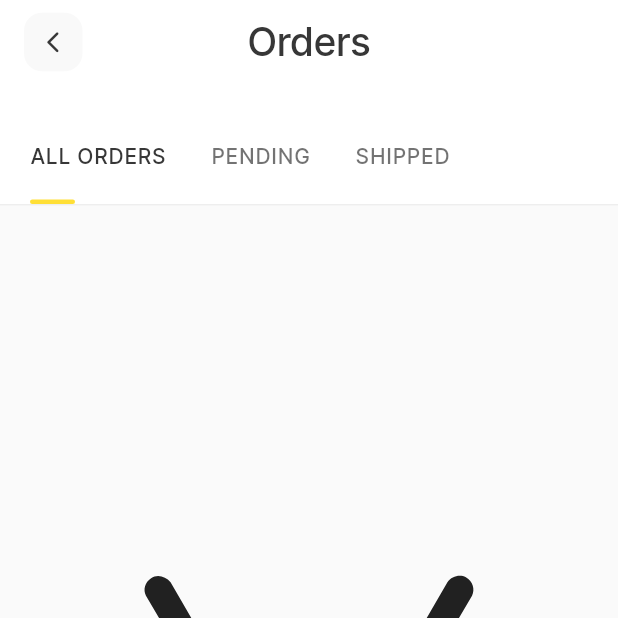
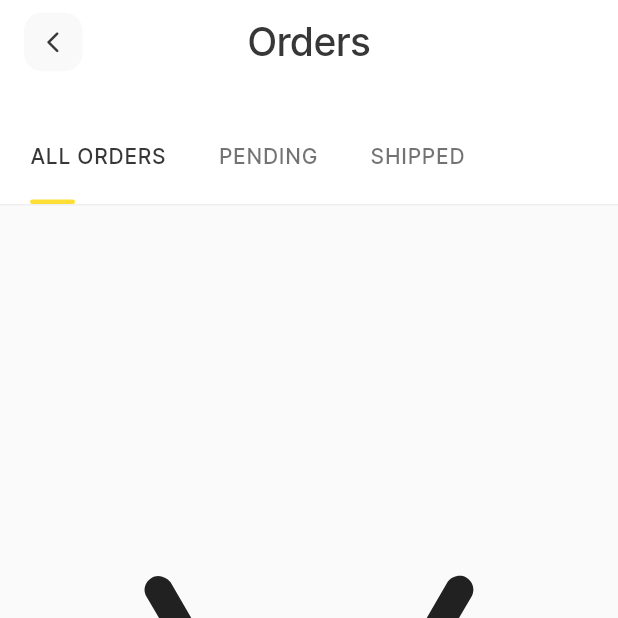
Before and after one commit to fcolakovic2/meelz, a Flutter app: the screen it shows after launch, on a phone screen of 412 x 824 dp, the top half of it. Run offline on Flutter 3.47's test engine with Material 2 defaults, Android fonts, the phone set to English and light mode, and no system bars.

Commit message:
popravljanje stilova

```diff
--- a/lib/utils/style/styles.dart
+++ b/lib/utils/style/styles.dart
@@ -24,3 +24,14 @@ BoxDecoration appBarBorder() {
     ),
   );
 }
+
+BoxDecoration appBarBorder2() {
+  return BoxDecoration(
+    border: Border(
+      bottom: BorderSide(
+        color: Colors.grey[200],
+        width: 0.5,
+      ),
+    ),
+  );
+}
--- a/lib/view/orders_screen/widgets/appbar.dart
+++ b/lib/view/orders_screen/widgets/appbar.dart
@@ -2,7 +2,7 @@ import 'package:flutter/material.dart';
 import 'package:meelz/utils/dummy_data/dummy_data.dart';
 import 'package:meelz/utils/style/styles.dart';
 import 'package:meelz/view/orders_screen/widgets/icon_back.dart';
-import 'package:meelz/view/orders_screen/widgets/tapbar_custom.dart';
+import 'package:meelz/view/orders_screen/widgets/tabbar_custom.dart';
 
 AppBar appBarCustom(text) {
   return AppBar(
@@ -11,12 +11,15 @@ AppBar appBarCustom(text) {
     backgroundColor: Colors.white,
     bottom: PreferredSize(
       preferredSize: const Size.fromHeight(81.0),
-      child: TapBarCustom(ordersList),
+      child: Container(
+        child: TabBarCustom(ordersList),
+      ),
     ),
     title: Row(
       mainAxisAlignment: MainAxisAlignment.spaceBetween,
       children: [
         Container(
+          width: 39,
           child: IconBack(),
         ),
         Container(
--- a/lib/view/orders_screen/widgets/tab_element.dart
+++ b/lib/view/orders_screen/widgets/tab_element.dart
@@ -5,7 +5,7 @@ Widget tabElement(text) {
   return Align(
     alignment: Alignment.centerLeft,
     child: Container(
-      padding: const EdgeInsets.only(right: 30),
+      padding: const EdgeInsets.only(right: 35),
       child: Text(
         text,
         style: itemSlider,
--- a/lib/view/orders_screen/widgets/tapbar_custom.dart
+++ b/lib/view/orders_screen/widgets/tabbar_custom.dart
@@ -5,14 +5,14 @@ import 'package:meelz/view/orders_screen/widgets/m2dindicator.dart';
 import 'package:meelz/view/orders_screen/widgets/tab_element.dart';
 
 // ignore: must_be_immutable
-class TapBarCustom extends StatefulWidget {
+class TabBarCustom extends StatefulWidget {
   var lista;
-  TapBarCustom(this.lista);
+  TabBarCustom(this.lista);
   @override
-  _TapBarCustomState createState() => _TapBarCustomState();
+  _TabBarCustomState createState() => _TabBarCustomState();
 }
 
-class _TapBarCustomState extends State<TapBarCustom> {
+class _TabBarCustomState extends State<TabBarCustom> {
   @override
   void initState() {
     super.initState();
```
Also changed, not shown: lib/utils/configurations/test.dart (deleted), lib/utils/shared/test.dart (deleted).
